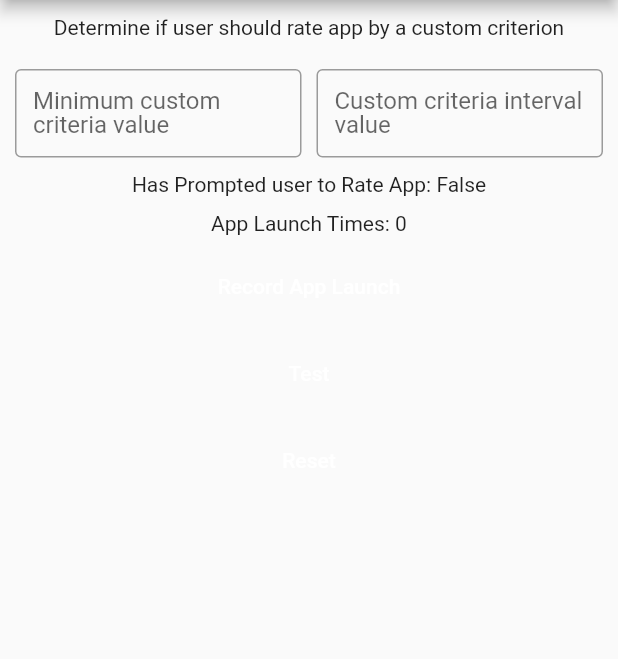
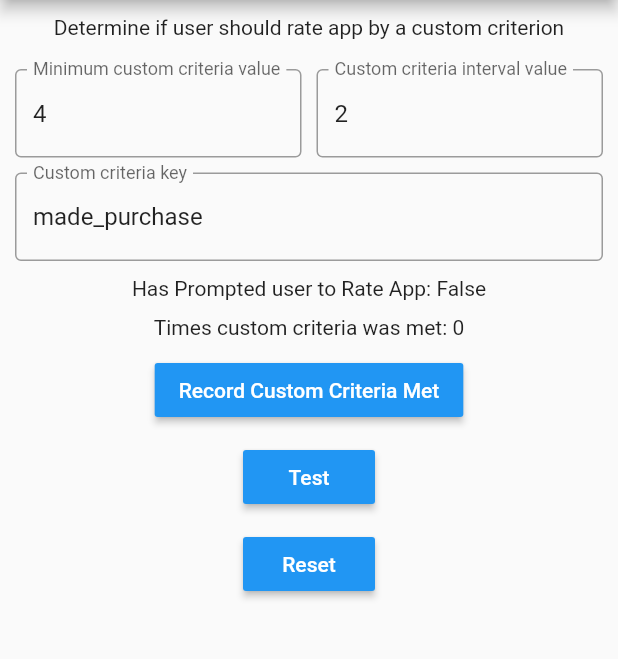
Before and after one commit to francis94c/should_review, a Flutter app: the screen it shows after launch, after a tap on "Custom Criteria Example", on a phone screen of 412 x 824 dp, the part 84-743 px from its top. Run offline on Flutter 3.47's test engine with Material 2 defaults, Android fonts, the phone set to English and light mode, and no system bars; our stand-ins replace shared_preferences.

Commit message:
Finished custom criteria example.

```diff
--- a/example/lib/main.dart
+++ b/example/lib/main.dart
@@ -477,9 +477,20 @@ class _CustomCriteriaExampleState extends State<CustomCriteriaExample> {
       TextEditingController();
   final TextEditingController _coolDownCustomCriteriaIntervalValueController =
       TextEditingController();
+  final TextEditingController _customCriteriaKeyController =
+      TextEditingController();
 
   bool _hasPromptedRateApp = false;
   int _timesCutsomCriteriaWasMet = 0;
+
+  @override
+  void initState() {
+    super.initState();
+    _reset().then((_) => _updateTimesCustomCriteriaWasMetInUI());
+    _customCriteriaKeyController.text = 'made_purchase';
+    _minCustomCriteriaValueController.text = '4';
+    _coolDownCustomCriteriaIntervalValueController.text = '2';
+  }
 
   @override
   Widget build(BuildContext context) {
@@ -550,6 +561,25 @@ class _CustomCriteriaExampleState extends State<CustomCriteriaExample> {
               const SizedBox(
                 height: 10,
               ),
+              TextFormField(
+                controller: _customCriteriaKeyController,
+                keyboardType: TextInputType.number,
+                inputFormatters: [
+                  FilteringTextInputFormatter.allow(RegExp("[0-9]")),
+                ],
+                validator: (value) {
+                  if (value == null || value.isEmpty) {
+                    return 'Please enter a valid key';
+                  }
+                  return null;
+                },
+                decoration: const InputDecoration(
+                    label: Text('Custom criteria key'),
+                    border: OutlineInputBorder(borderSide: BorderSide())),
+              ),
+              const SizedBox(
+                height: 10,
+              ),
               Text(
                 "Has Prompted user to Rate App: " +
                     (_hasPromptedRateApp ? "True" : "False"),
@@ -558,16 +588,16 @@ class _CustomCriteriaExampleState extends State<CustomCriteriaExample> {
                 height: 10,
               ),
               Text(
-                "App Launch Times: $_timesCutsomCriteriaWasMet",
+                "Times custom criteria was met: $_timesCutsomCriteriaWasMet",
               ),
               const SizedBox(
                 height: 10,
               ),
               MaterialButton(
-                onPressed: _recordLaunch,
+                onPressed: _recordCustomCriteriaFailed,
                 color: Colors.blue,
                 child: const Text(
-                  "Record App Launch",
+                  "Record Custom Criteria Met",
                   style: TextStyle(color: Colors.white),
                 ),
               ),
@@ -586,8 +616,8 @@ class _CustomCriteriaExampleState extends State<CustomCriteriaExample> {
                 height: 10,
               ),
               MaterialButton(
-                onPressed: () =>
-                    _reset().then((_) => _updateAppLaunchTimesInUI()),
+                onPressed: () => _reset()
+                    .then((_) => _updateTimesCustomCriteriaWasMetInUI()),
                 color: Colors.blue,
                 child: const Text(
                   "Reset",
@@ -600,4 +630,67 @@ class _CustomCriteriaExampleState extends State<CustomCriteriaExample> {
       ),
     );
   }
+
+  /// Record Custom Criteria Met.
+  void _recordCustomCriteriaFailed() async {
+    // Validate Form Field.
+    if (!_customCriteriaFormKey.currentState!.validate()) {
+      return;
+    }
+
+    await ShouldReview.recordCustomCriteriaMet(
+        _customCriteriaKeyController.text);
+    _updateTimesCustomCriteriaWasMetInUI();
+  }
+
+  /// Upate times custom criteria was met in UI.
+  void _updateTimesCustomCriteriaWasMetInUI() {
+    ShouldReview.getTimesCustomCriteriaWasMet(_customCriteriaKeyController.text)
+        .then(
+            (int times) => setState(() => _timesCutsomCriteriaWasMet = times));
+  }
+
+  /// Reset flags.
+  Future<void> _reset() async {
+    await ShouldReviewExtension.reset(
+        customCriteriaKeys: [_customCriteriaKeyController.text]);
+    setState(() {
+      _hasPromptedRateApp = false;
+    });
+  }
+
+  void _testShouldRateByLaunchTimesCriteria() async {
+    // Validate Form Field.
+    if (!_customCriteriaFormKey.currentState!.validate()) {
+      return;
+    }
+
+    // ignore: avoid_print
+    print("Checking Prompt Review Possibility");
+
+    // Should Review.
+    if (await ShouldReview.shouldReview(
+        criteria: Criteria.custom,
+        customCriteriaKey: _customCriteriaKeyController.text,
+        minCustomCriteriaValue:
+            int.parse(_minCustomCriteriaValueController.text),
+        coolDownCustomCriteriaInterval:
+            int.parse(_coolDownCustomCriteriaIntervalValueController.text))) {
+      // A good place to use the in_app_review plugin.
+      // ignore: avoid_print
+      print("Retruned True");
+      ScaffoldMessenger.of(context).showSnackBar(
+        const SnackBar(
+          content: Text(
+              "User has been shown a hypotetical review dialog, this logic will now return true only on the cool down launch times interval."),
+          duration: Duration(seconds: 10),
+        ),
+      );
+      // Call `ShouldReview.neverReview();` to ensure the shouldReview function never returns true again.
+      setState(() => _hasPromptedRateApp = true);
+    } else {
+      // ignore: avoid_print
+      print("Returned False");
+    }
+  }
 }
```
Also changed, not shown: 1 other file.
